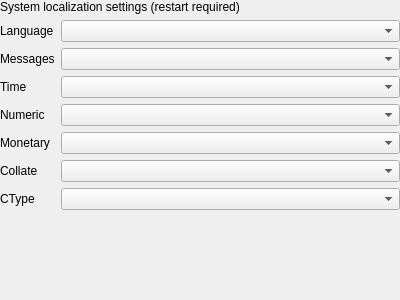
This is src-qt5/core-utils/lumina-config/pages/page_session_locale.ui in lumina-desktop/lumina as Qt 5 draws it before an edit. The edited form follows.
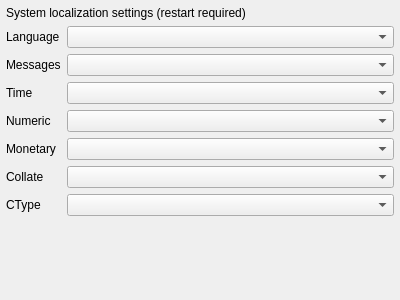
This is the edited form.

Commit message: Add in the last 2 converted pages (session_[locale/options]). Leave the new UI enabled now.

The edit to the form file:
```diff
--- a/src-qt5/core-utils/lumina-config/pages/page_session_locale.ui
+++ b/src-qt5/core-utils/lumina-config/pages/page_session_locale.ui
@@ -15,16 +15,16 @@
   </property>
   <layout class="QFormLayout" name="formLayout">
    <property name="leftMargin">
-    <number>0</number>
+    <number>6</number>
    </property>
    <property name="topMargin">
-    <number>0</number>
+    <number>6</number>
    </property>
    <property name="rightMargin">
-    <number>0</number>
+    <number>6</number>
    </property>
    <property name="bottomMargin">
-    <number>0</number>
+    <number>6</number>
    </property>
    <item row="0" column="0" colspan="2">
     <widget class="QLabel" name="label_30">
```
The commit also changes 10 other files.
